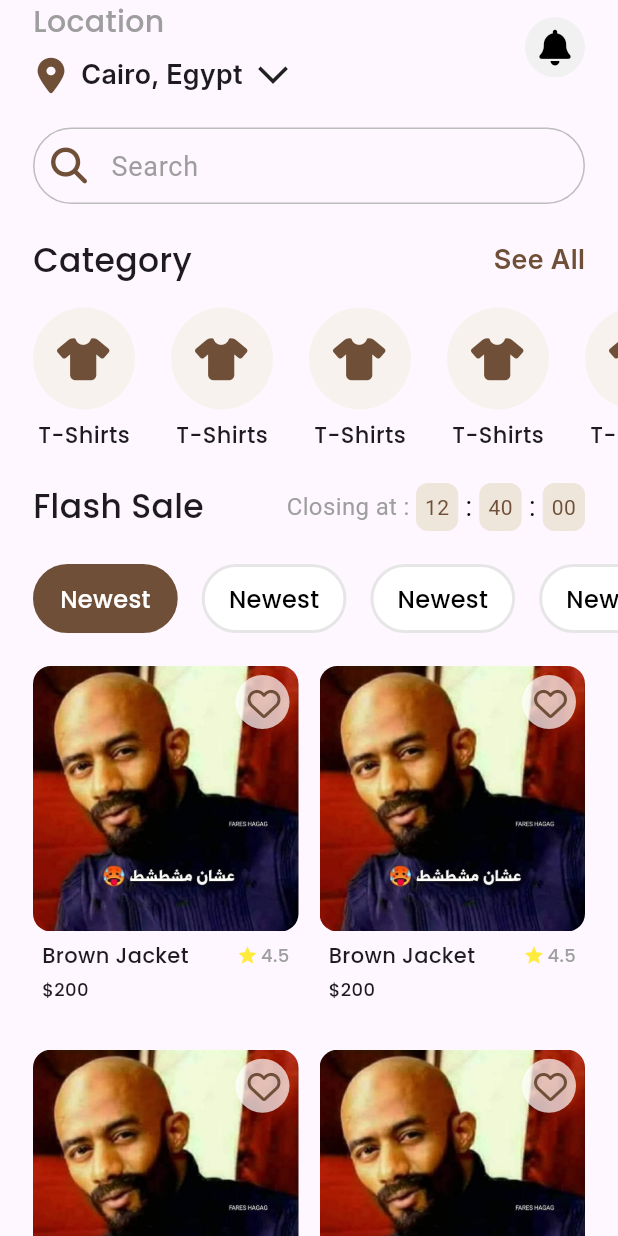
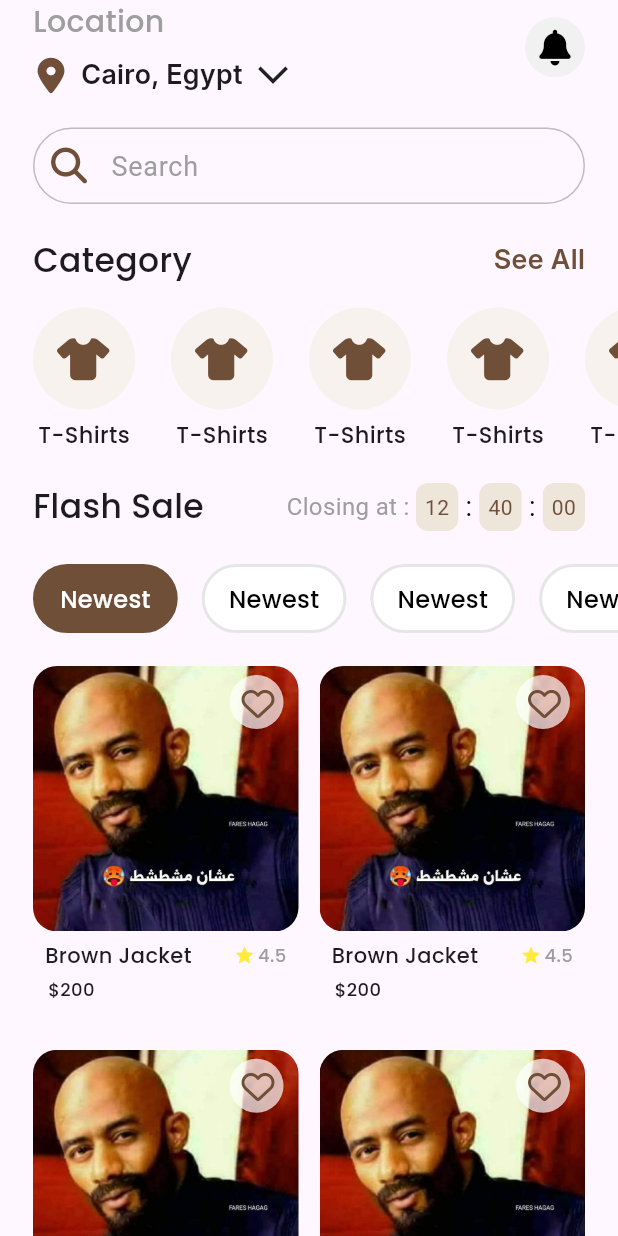
Before and after one commit to HazemAhmed677/shop-mate, a Flutter app: the HomeView screen opened by its route, on a phone screen of 412 x 824 dp. Run offline on Flutter 3.47's test engine with Material 3 defaults, Android fonts, the phone set to English and light mode, and no system bars; our stand-ins replace device_preview, expandable_page_view, flutter_svg, font_awesome_flutter, go_router, iconly.

Commit message:
Update UI Components and Add New Widget
- Modified the `splashColor` of `CustomDetailsIcon` to `Colors.black`.
- Added a new widget `CustomProdustDetailsStack` to handle product details stack layout.
- Updated the border radius of `GridViewItem` to 16.
- Adjusted padding and positioning in `GridViewItem` for better alignment.
- Modified `HomeViewBody` to disable bottom safe area and added a `SliverToBoxAdapter` for spacing.
- Refactored `ProductDetailsViewBody` to use the new `CustomProdustDetailsStack` widget.

```diff
--- a/lib/features/home/presentation/views/widgets/custom_details_icon.dart
+++ b/lib/features/home/presentation/views/widgets/custom_details_icon.dart
@@ -8,7 +8,7 @@ class CustomDetailsIcon extends StatelessWidget {
   @override
   Widget build(BuildContext context) {
     return InkWell(
-      splashColor: AppColors.primaryColor,
+      splashColor: Colors.black,
       onTap: onTap,
       child: CircleAvatar(
         radius: 24,
--- a/lib/features/home/presentation/views/widgets/grid_view_item.dart
+++ b/lib/features/home/presentation/views/widgets/grid_view_item.dart
@@ -34,13 +34,13 @@ class _GridViewItemState extends State<GridViewItem> {
                     ),
                   ),
                   borderRadius: BorderRadius.circular(
-                    12,
+                    16,
                   ),
                 ),
               ),
             ),
             Positioned(
-              right: 6,
+              right: 10,
               top: 6,
               child: CircleAvatar(
                 radius: 18,
@@ -80,7 +80,7 @@ class _GridViewItemState extends State<GridViewItem> {
         ),
         Padding(
           padding: const EdgeInsets.symmetric(
-            horizontal: 6.0,
+            horizontal: 8.0,
           ),
           child: Row(
             children: [
@@ -114,7 +114,7 @@ class _GridViewItemState extends State<GridViewItem> {
         ),
         Padding(
           padding: const EdgeInsets.symmetric(
-            horizontal: 6.0,
+            horizontal: 10.0,
           ),
           child: Text(
             r"$200",
--- a/lib/features/home/presentation/views/widgets/home_view_body.dart
+++ b/lib/features/home/presentation/views/widgets/home_view_body.dart
@@ -11,7 +11,7 @@ class HomeViewBody extends StatelessWidget {
   @override
   Widget build(BuildContext context) {
     return const SafeArea(
-      // bottom: false,
+      bottom: false,
       left: false,
       right: false,
       maintainBottomViewPadding: true,
@@ -56,6 +56,14 @@ class HomeViewBody extends StatelessWidget {
               ),
             ),
             CustomItemsGridView(),
+            SliverToBoxAdapter(
+              child: SafeArea(
+                top: false,
+                left: false,
+                right: false,
+                child: SizedBox(),
+              ),
+            ),
           ],
         ),
       ),
```
Also changed, not shown: lib/features/home/presentation/views/widgets/custom_produst_details_stack.dart (added, +67 -0 lines), lib/features/home/presentation/views/widgets/product_details_body.dart (+4 -57 lines).
